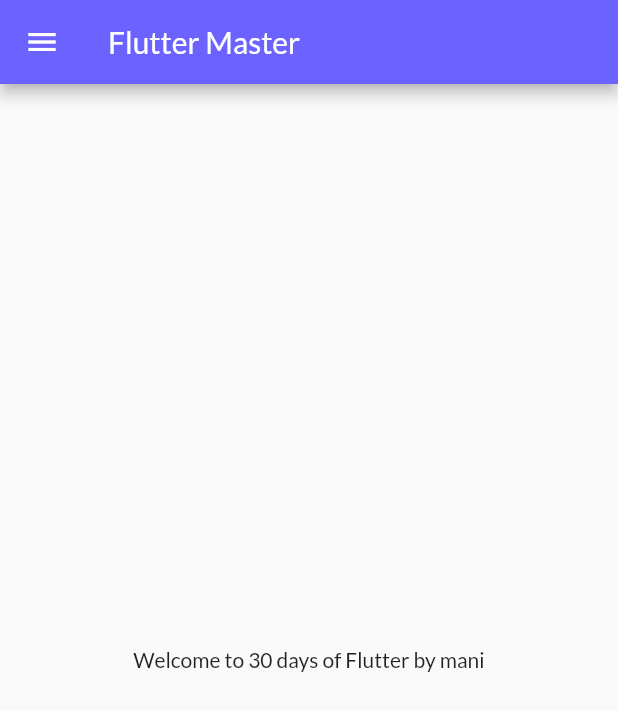
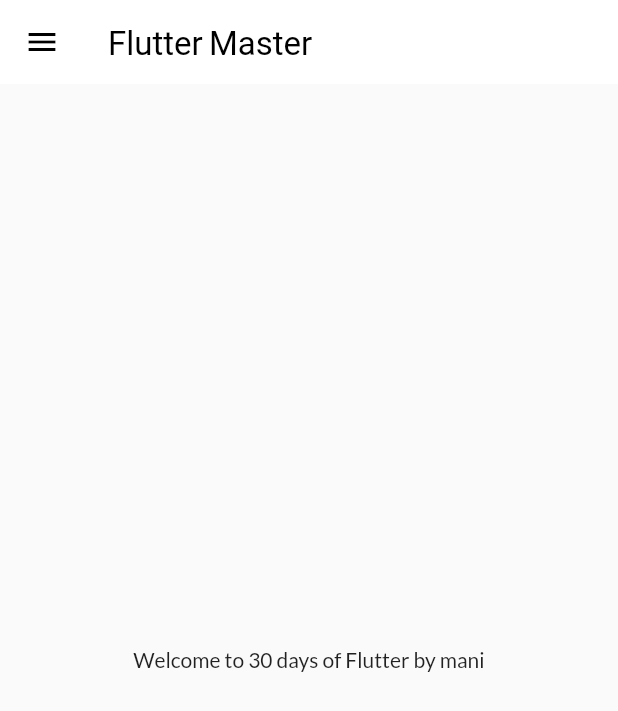
Before and after one commit to bhawnasaroha/flutter_master, a Flutter app: the screen it shows after launch, on a phone screen of 412 x 824 dp. Shown: the top 711 px of the screen. Run offline on Flutter 3.47's test engine with Material 2 defaults, Android fonts, the light colour scheme and no system bars; our stand-ins replace google_fonts.

Commit message:
appbar theme added, themes created, Item model created

```diff
--- a/lib/main.dart
+++ b/lib/main.dart
@@ -1,9 +1,8 @@
 import 'package:flutter/material.dart';
-import 'package:google_fonts/google_fonts.dart';
+import 'utils/routes.dart';
 import 'pages/home_page.dart';
 import 'pages/login_page.dart';
-import 'utils/routes.dart';
-import 'utils/color.dart';
+import 'widgets/themes.dart';
 
 void main() {
   runApp(const FlutterMaster());
@@ -17,17 +16,8 @@
     return MaterialApp(
       debugShowCheckedModeBanner: false,
       themeMode: ThemeMode.light,
-      theme: ThemeData(
-          primarySwatch: CreateColor.createMaterialColor(
-            const Color(0xFF6B62FF),
-          ),
-          fontFamily: GoogleFonts.lato().fontFamily),
-      darkTheme: ThemeData(
-        primarySwatch: CreateColor.createMaterialColor(
-          const Color(0xFF6B62FF),
-        ),
-        brightness: Brightness.dark,
-      ),
+      theme: MyTheme.lightTheme,
+      darkTheme: MyTheme.darkTheme,
       initialRoute: MyRoutes.homeRoute,
       routes: {
         "/": (BuildContext context) => const LoginPage(),
--- a/lib/pages/home_page.dart
+++ b/lib/pages/home_page.dart
@@ -8,7 +8,12 @@
   Widget build(BuildContext context) {
     return Scaffold(
       appBar: AppBar(
-        title: const Text("Flutter Master"),
+        title: const Text(
+          "Flutter Master",
+          style: TextStyle(
+            fontSize: 22,
+          ),
+        ),
       ),
       body: Center(
         child: Container(
--- a/lib/widgets/drawer.dart
+++ b/lib/widgets/drawer.dart
@@ -16,6 +16,9 @@
             DrawerHeader(
               padding: EdgeInsets.zero,
               child: UserAccountsDrawerHeader(
+                decoration: BoxDecoration(
+                  color: const Color(0xFF6B62FF),
+                ),
                 margin: EdgeInsets.zero,
                 accountName: Text("Mani Saroha"),
                 accountEmail: Text("30bhawna95@gmail.com"),
--- /dev/null
+++ b/lib/widgets/themes.dart
@@ -0,0 +1,27 @@
+import 'package:flutter/material.dart';
+import 'package:flutter_master/utils/color.dart';
+import 'package:google_fonts/google_fonts.dart';
+
+class MyTheme {
+  static ThemeData get lightTheme => ThemeData(
+        primarySwatch: CreateColor.createMaterialColor(
+          const Color(0xFF6B62FF),
+        ),
+        primaryColor: Colors.black,
+        fontFamily: GoogleFonts.lato().fontFamily,
+        appBarTheme: AppBarTheme(
+          color: Colors.white,
+          elevation: 0,
+          iconTheme: IconThemeData(
+            color: Colors.black,
+          ),
+          titleTextStyle: TextStyle(
+            color: Colors.black,
+          ),
+        ),
+      );
+
+  static ThemeData get darkTheme => ThemeData(
+        brightness: Brightness.dark,
+      );
+}
```
